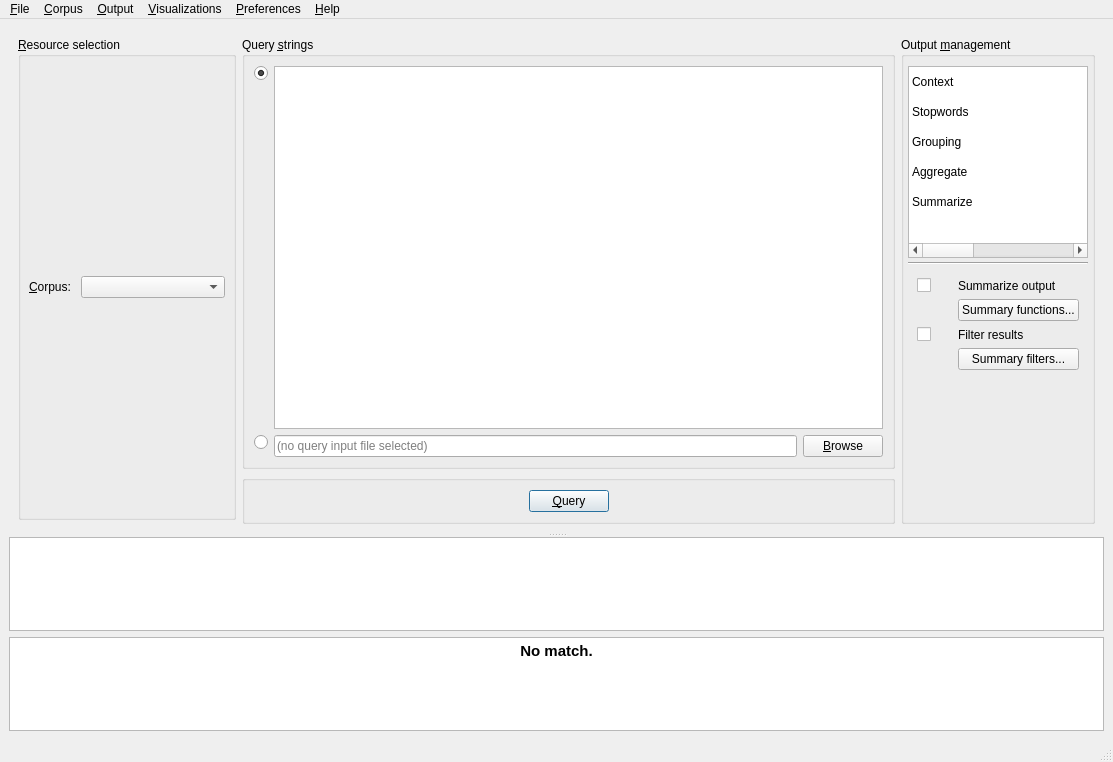
The window that coquery/gui/ui/coquery.ui (gkunter/coquery) describes before a commit, drawn with Qt 5.
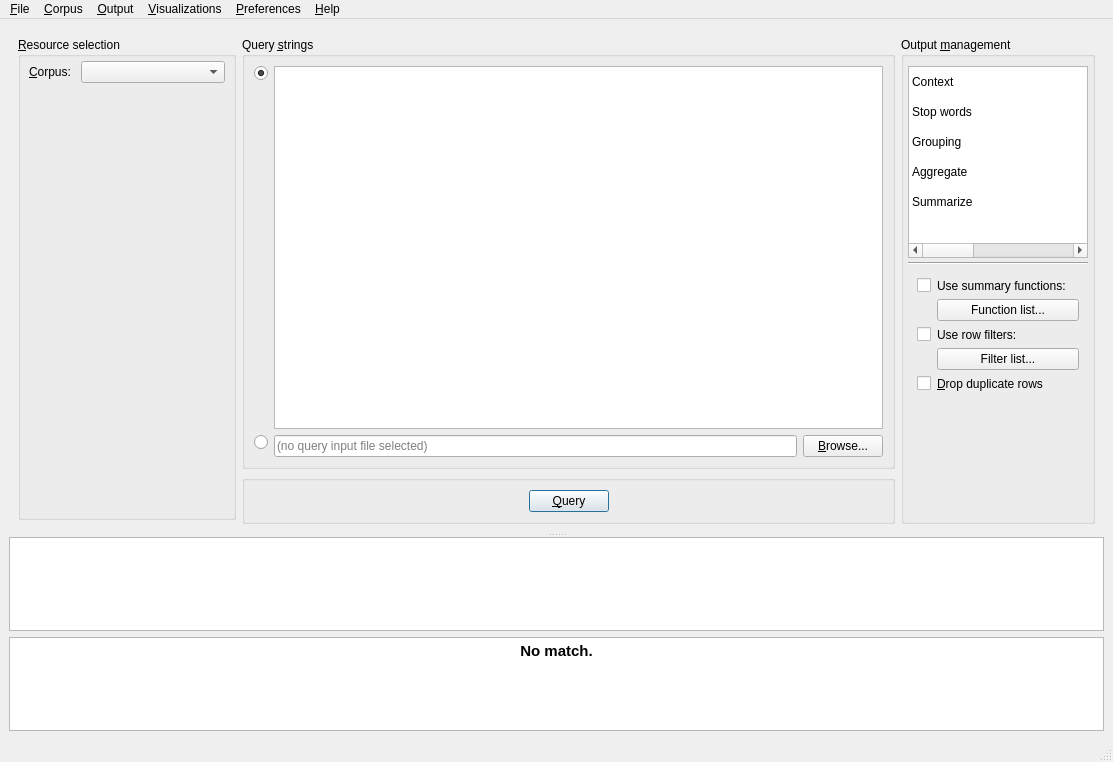
The same window after the commit. The open tabs and pages were chosen to show the change. Icons and pictures are not drawn. Custom widgets are drawn as their Qt base class.

Commit message: Update layout. Provide menu entries to toggle main window features.

```diff
--- a/coquery/gui/ui/coquery.ui
+++ b/coquery/gui/ui/coquery.ui
@@ -44,7 +44,7 @@
             <property name="title">
              <string>&amp;Resource selection</string>
             </property>
-            <layout class="QVBoxLayout" name="output_columns" stretch="0">
+            <layout class="QVBoxLayout" name="output_columns">
              <property name="spacing">
               <number>0</number>
              </property>
@@ -61,7 +61,7 @@
               <number>4</number>
              </property>
              <item>
-              <layout class="QHBoxLayout" name="horizontalLayout_2">
+              <layout class="QHBoxLayout" name="horizontalLayout_2" stretch="0,1">
                <property name="spacing">
                 <number>10</number>
                </property>
@@ -108,6 +108,19 @@
                </item>
               </layout>
              </item>
+             <item>
+              <spacer name="verticalSpacer_7">
+               <property name="orientation">
+                <enum>Qt::Vertical</enum>
+               </property>
+               <property name="sizeHint" stdset="0">
+                <size>
+                 <width>0</width>
+                 <height>0</height>
+                </size>
+               </property>
+              </spacer>
+             </item>
             </layout>
            </widget>
           </item>
@@ -193,7 +206,7 @@
                <item row="0" column="1">
                 <widget class="QPushButton" name="button_change_file">
                  <property name="text">
-                  <string>&amp;Browse</string>
+                  <string>&amp;Browse...</string>
                  </property>
                  <property name="shortcut">
                   <string>Alt+B</string>
@@ -333,7 +346,7 @@
              </item>
              <item row="1" column="0">
               <property name="text">
-               <string>Stopwords</string>
+               <string>Stop words</string>
               </property>
              </item>
              <item row="1" column="1">
@@ -793,7 +806,24 @@
              <widget class="QWidget" name="page">
               <layout class="QVBoxLayout" name="verticalLayout_13">
                <item>
-                <layout class="QGridLayout" name="gridLayout_7" columnstretch="0,1,0,0">
+                <layout class="QGridLayout" name="gridLayout_7" columnstretch="0,1">
+                 <item row="3" column="1">
+                  <widget class="QPushButton" name="button_filters">
+                   <property name="text">
+                    <string>Filter list...</string>
+                   </property>
+                  </widget>
+                 </item>
+                 <item row="0" column="1">
+                  <widget class="QLabel" name="label_6">
+                   <property name="text">
+                    <string>Use summary functions:</string>
+                   </property>
+                   <property name="buddy">
+                    <cstring>check_aggregate</cstring>
+                   </property>
+                  </widget>
+                 </item>
                  <item row="2" column="0">
                   <widget class="QCheckBox" name="check_summarize_filters">
                    <property name="text">
@@ -801,60 +831,31 @@
                    </property>
                   </widget>
                  </item>
-                 <item row="0" column="0">
-                  <widget class="QCheckBox" name="check_summarize">
-                   <property name="sizePolicy">
-                    <sizepolicy hsizetype="Preferred" vsizetype="Fixed">
-                     <horstretch>0</horstretch>
-                     <verstretch>0</verstretch>
-                    </sizepolicy>
-                   </property>
+                 <item row="4" column="0">
+                  <widget class="QCheckBox" name="check_drop_duplicates">
                    <property name="text">
                     <string/>
                    </property>
                   </widget>
                  </item>
-                 <item row="0" column="3">
-                  <widget class="QLabel" name="label_6">
+                 <item row="4" column="1">
+                  <widget class="QLabel" name="label_8">
                    <property name="text">
-                    <string>Summarize output</string>
+                    <string>&amp;Drop duplicate rows</string>
                    </property>
                    <property name="buddy">
                     <cstring>check_aggregate</cstring>
                    </property>
                   </widget>
                  </item>
-                 <item row="1" column="3">
-                  <widget class="QWidget" name="widget_summarize" native="true">
-                   <layout class="QVBoxLayout" name="verticalLayout_12">
-                    <property name="margin">
-                     <number>0</number>
-                    </property>
-                    <item>
-                     <widget class="QPushButton" name="button_add_summary_function">
-                      <property name="text">
-                       <string>Summary functions...</string>
-                      </property>
-                     </widget>
-                    </item>
-                   </layout>
-                  </widget>
-                 </item>
-                 <item row="3" column="3">
-                  <widget class="QPushButton" name="button_filters">
+                 <item row="1" column="1">
+                  <widget class="QPushButton" name="button_add_summary_function">
                    <property name="text">
-                    <string>Summary filters...</string>
+                    <string>Function list...</string>
                    </property>
                   </widget>
                  </item>
-                 <item row="2" column="3">
-                  <widget class="QLabel" name="label_7">
-                   <property name="text">
-                    <string>Filter results</string>
-                   </property>
-                  </widget>
-                 </item>
-                 <item row="4" column="3">
+                 <item row="5" column="1">
                   <spacer name="verticalSpacer">
                    <property name="orientation">
                     <enum>Qt::Vertical</enum>
@@ -867,6 +868,29 @@
                    </property>
                   </spacer>
                  </item>
+                 <item row="0" column="0">
+                  <widget class="QCheckBox" name="check_summarize">
+                   <property name="sizePolicy">
+                    <sizepolicy hsizetype="Preferred" vsizetype="Fixed">
+                     <horstretch>0</horstretch>
+                     <verstretch>0</verstretch>
+                    </sizepolicy>
+                   </property>
+                   <property name="text">
+                    <string/>
+                   </property>
+                  </widget>
+                 </item>
+                 <item row="2" column="1">
+                  <widget class="QLabel" name="label_7">
+                   <property name="text">
+                    <string>Use row filters:</string>
+                   </property>
+                   <property name="buddy">
+                    <cstring>check_summarize_filters</cstring>
+                   </property>
+                  </widget>
+                 </item>
                 </layout>
                </item>
               </layout>
```
Left out of the diff: 30 changed lines with no effect on the pictures. The commit also changes 1 other file.
